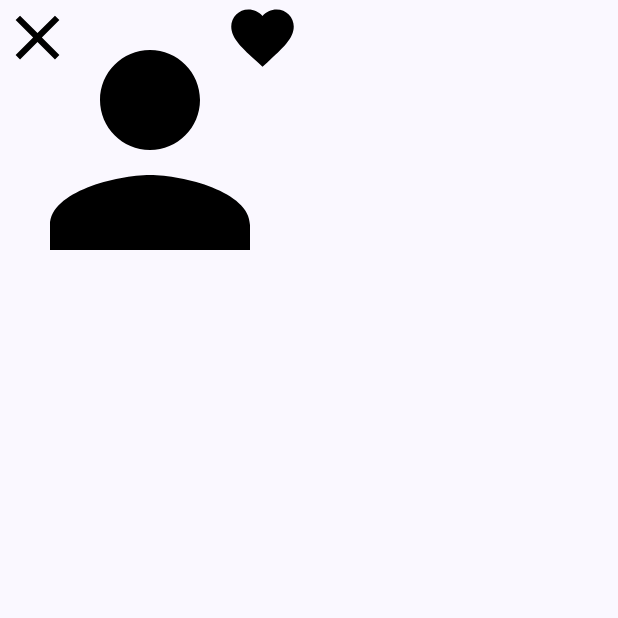
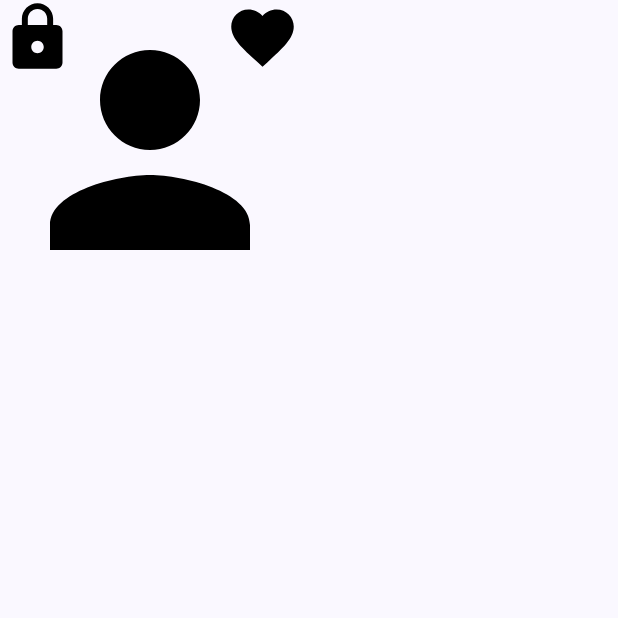
Before and after one commit to brightgeevarghese/ComposeBoxLayoutImage, an Android app built with Jetpack Compose: the screen it shows after launch (MainActivity), on a phone screen of 412 x 824 dp, the top half of it. Run offline under Robolectric (Android 15) with nearby library versions, the phone set to English and light mode, and no system bars.

Commit message:
Updated with lock image

```diff
--- a/app/src/main/java/edu/miu/composeboxlayout/MainActivity.kt
+++ b/app/src/main/java/edu/miu/composeboxlayout/MainActivity.kt
@@ -87,8 +87,8 @@ fun PersonLikeDislike(modifier: Modifier = Modifier) {
         )
 
         Image(
-            imageVector = Icons.Default.Clear,
-            contentDescription = "Launcher",
+            imageVector = Icons.Default.Lock,
+            contentDescription = "Lock",
             modifier = modifier
                 .size(50.dp)
                 .align(Alignment.TopStart)
```
